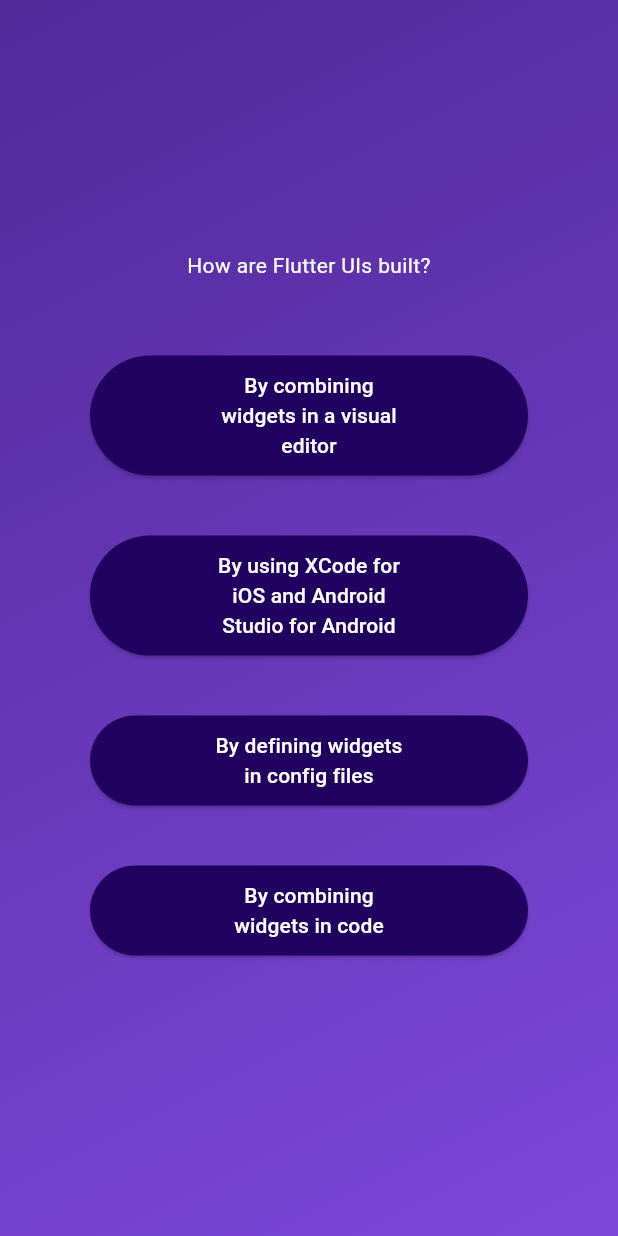
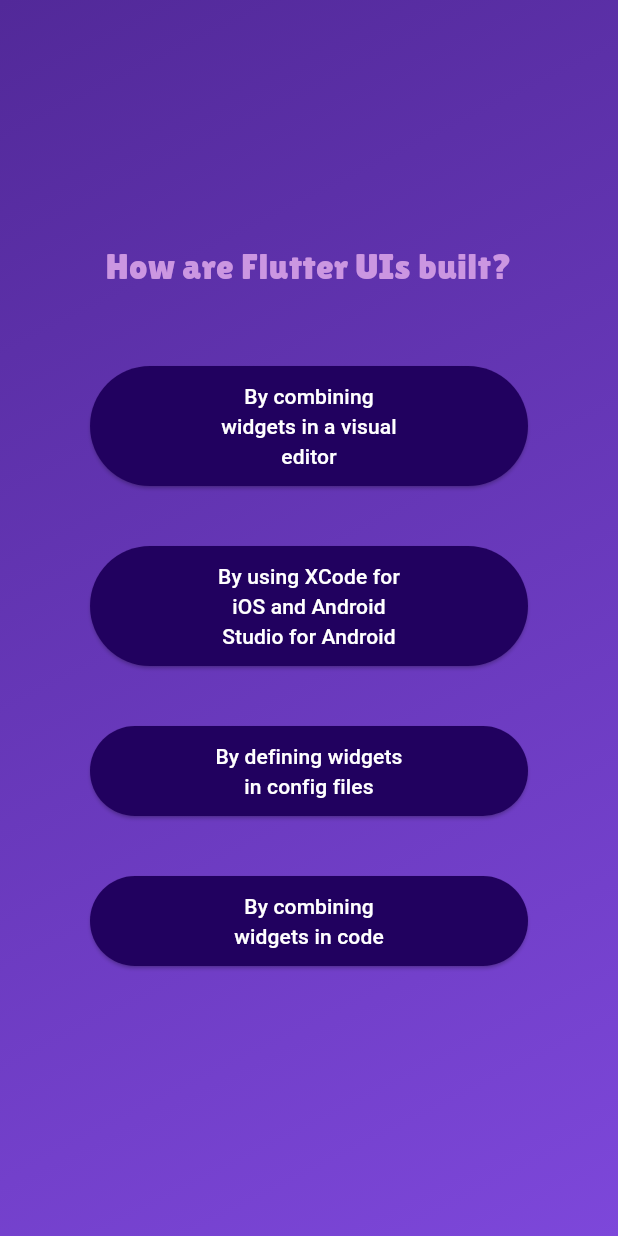
Before and after one commit to ybot1122/flutter-udemy, a Flutter app: the screen it shows after launch, after a tap on "Start Quiz", after a tap on "Components", on a phone screen of 412 x 824 dp. Run offline on Flutter 3.47's test engine with Material 3 defaults, Android fonts, the phone set to English and light mode, and no system bars; our stand-ins replace google_fonts.

Commit message:
Fluutter font package and onselectedanswer

```diff
--- a/adv_basics/lib/questions_screen.dart
+++ b/adv_basics/lib/questions_screen.dart
@@ -1,9 +1,12 @@
 import 'package:adv_basics/answer_button.dart';
 import 'package:adv_basics/data.dart';
 import 'package:flutter/material.dart';
+import 'package:google_fonts/google_fonts.dart';
 
 class QuestionsScreen extends StatefulWidget {
-  const QuestionsScreen({super.key});
+  const QuestionsScreen({super.key, required this.onSelectAnswer});
+
+  final void Function(String) onSelectAnswer;
 
   @override
   State<QuestionsScreen> createState() {
@@ -14,7 +17,8 @@ class QuestionsScreen extends StatefulWidget {
 class _QuestionsScreenState extends State<QuestionsScreen> {
   var currentQuestionIndex = 0;
 
-  void answerQuestion() {
+  void answerQuestion(String answer) {
+    widget.onSelectAnswer(answer);
     setState(() {
       currentQuestionIndex = (currentQuestionIndex + 1) % questions.length;
     });
@@ -34,12 +38,21 @@ class _QuestionsScreenState extends State<QuestionsScreen> {
           children: [
             Text(
               currentQuestion.text,
-              style: const TextStyle(color: Colors.white),
+              style: GoogleFonts.lilitaOne(
+                color: const Color.fromARGB(255, 203, 150, 225),
+                fontSize: 24,
+                fontWeight: FontWeight.w400,
+              ),
               textAlign: TextAlign.center,
             ),
             const SizedBox(height: 30),
             ...currentQuestion.getShuffledAnswers().map((item) {
-              return AnswerButton(answerText: item, onTap: answerQuestion);
+              return AnswerButton(
+                answerText: item,
+                onTap: () {
+                  answerQuestion(item);
+                },
+              );
             }),
           ],
         ),
--- a/adv_basics/lib/quiz.dart
+++ b/adv_basics/lib/quiz.dart
@@ -13,6 +13,7 @@ class Quiz extends StatefulWidget {
 
 class _QuizState extends State<Quiz> {
   var activeScreen = 'start-screen';
+  List<String> selectedAnswers = [];
 
   void switchScreen() {
     setState(() {
@@ -21,11 +22,15 @@ class _QuizState extends State<Quiz> {
     });
   }
 
+  void chooseAnswer(String answer) {
+    selectedAnswers.add(answer);
+  }
+
   @override
   Widget build(BuildContext context) {
     final screenWidget = activeScreen == 'start-screen'
         ? StartScreen(switchScreen)
-        : const QuestionsScreen();
+        : QuestionsScreen(onSelectAnswer: chooseAnswer);
 
     return MaterialApp(
       home: Scaffold(
--- a/adv_basics/lib/start_screen.dart
+++ b/adv_basics/lib/start_screen.dart
@@ -1,4 +1,5 @@
 import 'package:flutter/material.dart';
+import 'package:google_fonts/google_fonts.dart';
 
 class StartScreen extends StatelessWidget {
   const StartScreen(this.startQuiz, {super.key});
@@ -25,11 +26,11 @@ class StartScreen extends StatelessWidget {
           //   ),
           // ),
           const SizedBox(height: 80),
-          const Text(
+          Text(
             "Learn Flutter the Fun Way!",
-            style: TextStyle(
+            style: GoogleFonts.keaniaOne(
               color: Colors.white,
-              fontSize: 24,
+              fontSize: 32,
             ),
           ),
           const SizedBox(height: 30),
--- a/adv_basics/pubspec.yaml
+++ b/adv_basics/pubspec.yaml
@@ -34,6 +34,7 @@ dependencies:
   # The following adds the Cupertino Icons font to your application.
   # Use with the CupertinoIcons class for iOS style icons.
   cupertino_icons: ^1.0.8
+  google_fonts: ^6.2.1
 
 dev_dependencies:
   flutter_test:
```
Also changed, not shown: adv_basics/pubspec.lock, 7 other files.
